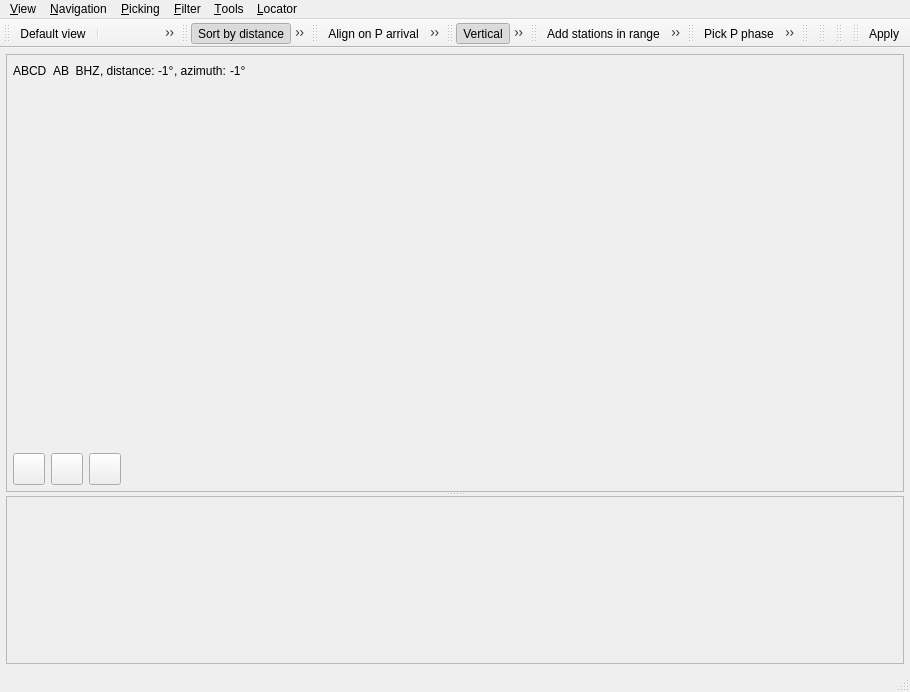
This is src/gui-qt4/libs/seiscomp3/gui/datamodel/pickerview.ui in SeisComP/common as Qt 5 draws it before an edit. The edited form follows.
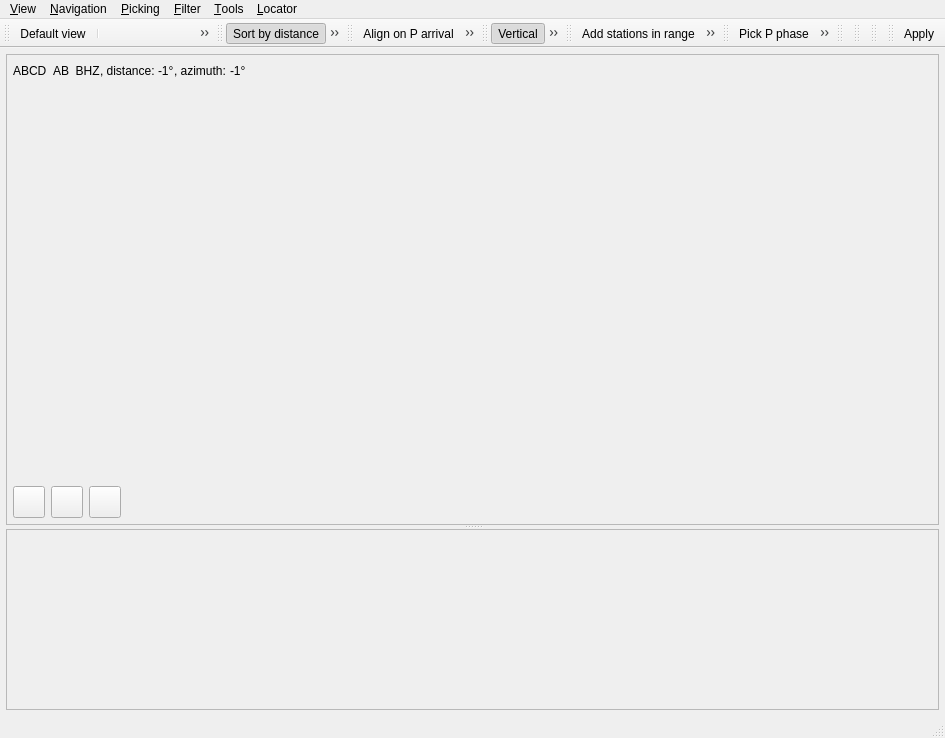
This is the edited form. Icons and pictures are not drawn. Custom widgets are drawn as their Qt base class.

Commit message: [scolv] Add hotkey 't' to toggle three component display or single

```diff
--- a/src/gui-qt4/libs/seiscomp3/gui/datamodel/pickerview.ui
+++ b/src/gui-qt4/libs/seiscomp3/gui/datamodel/pickerview.ui
@@ -8,8 +8,8 @@
    <rect>
     <x>0</x>
     <y>0</y>
-    <width>910</width>
-    <height>692</height>
+    <width>945</width>
+    <height>738</height>
    </rect>
   </property>
   <property name="windowTitle" >
@@ -406,8 +406,8 @@
    <property name="geometry" >
     <rect>
      <x>0</x>
-     <y>667</y>
-     <width>910</width>
+     <y>713</y>
+     <width>945</width>
      <height>25</height>
     </rect>
    </property>
@@ -610,7 +610,7 @@
     <rect>
      <x>0</x>
      <y>0</y>
-     <width>910</width>
+     <width>945</width>
      <height>25</height>
     </rect>
    </property>
```
Left out of the diff: 18 changed lines with no effect on the pictures. The commit also changes 2 other files.
